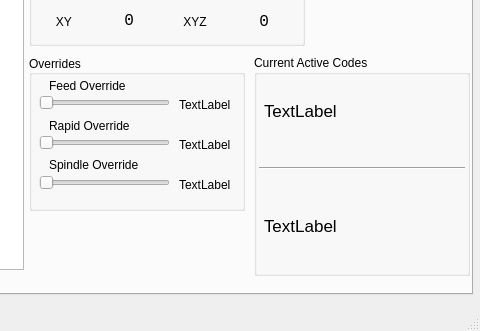
This is examples/mill_3/mill_3.ui in jethornton/flexgui as Qt 5 draws it before an edit; both pictures show x 438 to 918 and y 339 to 670 of the 918 by 670 pixel window. The edited form follows.
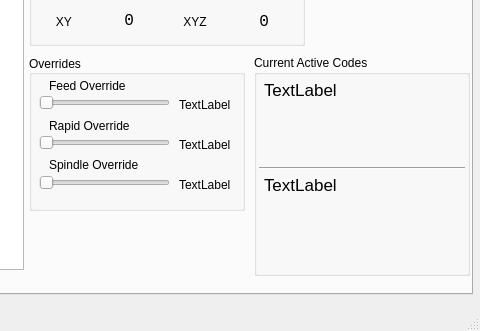
This is the edited form.

The edit to the form file:
```diff
--- a/examples/mill_3/mill_3.ui
+++ b/examples/mill_3/mill_3.ui
@@ -838,9 +838,9 @@
        <property name="geometry">
         <rect>
          <x>10</x>
-         <y>10</y>
+         <y>25</y>
          <width>201</width>
-         <height>91</height>
+         <height>81</height>
         </rect>
        </property>
        <property name="font">
@@ -854,6 +854,9 @@
        <property name="text">
         <string>TextLabel</string>
        </property>
+       <property name="alignment">
+        <set>Qt::AlignLeading|Qt::AlignLeft|Qt::AlignTop</set>
+       </property>
        <property name="wordWrap">
         <bool>true</bool>
        </property>
@@ -862,7 +865,7 @@
        <property name="geometry">
         <rect>
          <x>10</x>
-         <y>140</y>
+         <y>120</y>
          <width>201</width>
          <height>61</height>
         </rect>
@@ -878,6 +881,12 @@
        <property name="text">
         <string>TextLabel</string>
        </property>
+       <property name="alignment">
+        <set>Qt::AlignLeading|Qt::AlignLeft|Qt::AlignTop</set>
+       </property>
+       <property name="wordWrap">
+        <bool>true</bool>
+       </property>
       </widget>
       <widget class="Line" name="line_5">
        <property name="geometry">
```
